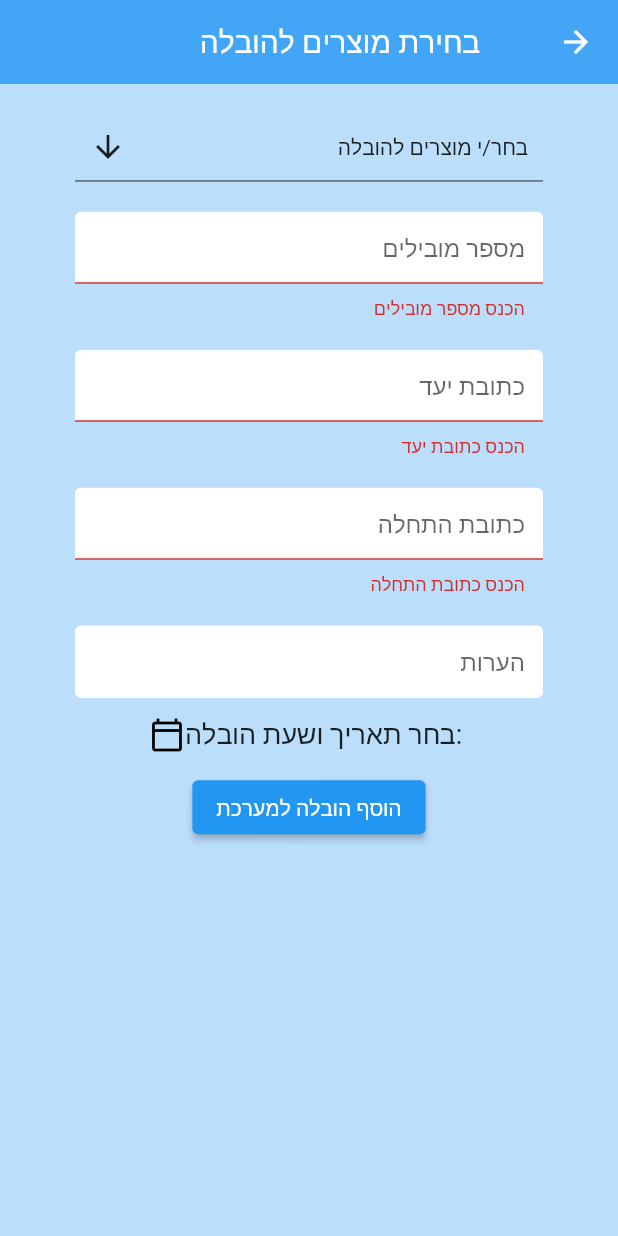
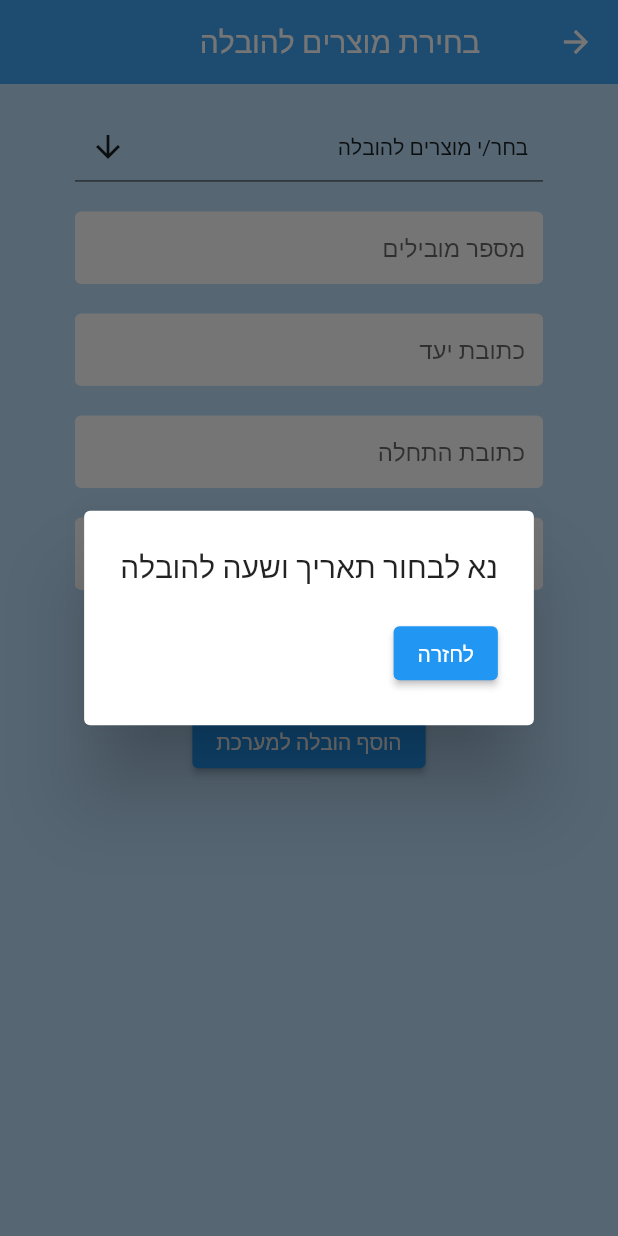
Before and after one commit to OmriColberg/GivitApp, a Flutter app: the AddTransportPage screen opened directly with empty values, after a tap on "הוסף הובלה למערכת", on a phone screen of 412 x 824 dp. Run offline on Flutter 3.47's test engine with Material 2 defaults, Android fonts, the light colour scheme and no system bars; drawn by our look-alikes of multi_select_flutter; our stand-ins replace cloud_firestore, firebase_auth, firebase_core, firebase_storage, flutter_datetime_picker, flutter_spinkit and 3 more; missing offline and left inert: flutter_sms; accounts and stored records are empty.

Commit message:
date pick shown and validation

```diff
--- a/lib/admin_feature/presentation/pages/add_transport_page.dart
+++ b/lib/admin_feature/presentation/pages/add_transport_page.dart
@@ -145,6 +145,22 @@ class _AddTransportPageState extends State<AddTransportPage> {
                     ],
                   ),
                   SizedBox(height: 12.0),
+                  Row(
+                    mainAxisAlignment: MainAxisAlignment.center,
+                    textDirection: ui.TextDirection.rtl,
+                    children: [
+                      isDatePicked(datePickUp)
+                          ? Text(
+                              "תאריך הובלה הנבחר: ${datePickUp.day.toString().padLeft(2, '0')}-${datePickUp.month.toString().padLeft(2, '0')}-${datePickUp.year.toString()} בשעה ${datePickUp.hour.toString().padLeft(2, '0')}:${datePickUp.minute.toString()}",
+                              style: TextStyle(fontSize: 14),
+                            )
+                          : Text(
+                              "תאריך הובלה לא נבחר",
+                              style: TextStyle(fontSize: 12, color: Colors.red),
+                            ),
+                    ],
+                  ),
+                  SizedBox(height: 12.0),
                   ElevatedButton(
                     child: Text(
                       'הוסף הובלה למערכת',
@@ -152,6 +168,7 @@ class _AddTransportPageState extends State<AddTransportPage> {
                     ),
                     onPressed: () async {
                       String transportID = '';
+                      if (isDatePicked(datePickUp)) {
                         if (_formKey.currentState!.validate()) {
                           if (products.isNotEmpty) {
                             await db
@@ -191,6 +208,10 @@ class _AddTransportPageState extends State<AddTransportPage> {
                           } else {
                             error = 'ההובלה חייבת לכלול לפחות מוצר 1';
                           }
+                        }
+                      } else {
+                        showDialogHelper(
+                            "נא לבחור תאריך ושעה להובלה", widget.size);
                       }
                     },
                   ),
@@ -246,3 +267,10 @@ AssignCardProduct createDeliveryAssignFromProductSnapshot(
     isAdmin: true,
   );
 }
+
+bool isDatePicked(DateTime datePicked) {
+  return !(datePicked.year == DateTime.now().year &&
+      datePicked.month == DateTime.now().month &&
+      datePicked.day == DateTime.now().day &&
+      datePicked.hour == DateTime.now().hour);
+}
```
Also changed, not shown: pubspec.lock. Lines whose indentation alone changed are shown as unchanged.
